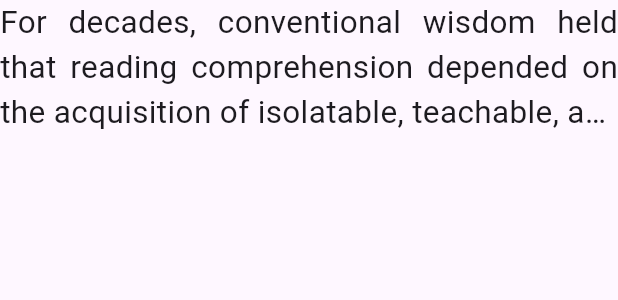
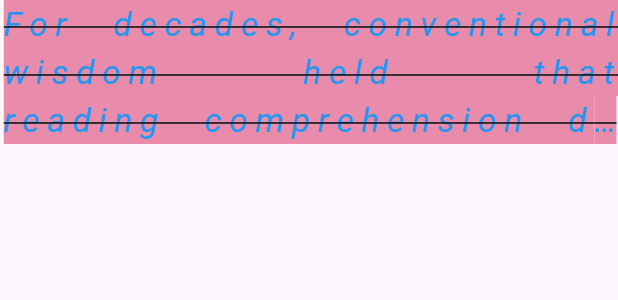
Before and after one commit to nhuytran122/flutter-mobile-app, a Flutter app: the MyWidget widget shown alone on an empty page, opened directly, on a phone screen of 412 x 824 dp. Shown: the top 300 px of the screen. Run offline on Flutter 3.47's test engine with Material 3 defaults, Android fonts, the phone set to English and light mode, and no system bars; our stand-ins replace marquee; Roboto replaces fonts that are missing (Time New Roman); statements that could not run were skipped.

Commit message:
widget TextStyle

```diff
--- a/study_flutter/lib/03_text.dart
+++ b/study_flutter/lib/03_text.dart
@@ -25,6 +25,17 @@ class MyWidget extends StatelessWidget {
       maxLines: 3,
       overflow: TextOverflow.ellipsis,
       textScaleFactor: 1.5,
+      style: TextStyle(
+        color: Colors.blue,
+        backgroundColor: Color.fromARGB(255, 233, 140, 172),
+        fontSize: 15,
+        fontWeight: FontWeight.w400,
+        fontStyle: FontStyle.italic,
+        fontFamily: 'Time New Roman',
+        wordSpacing: 15,
+        letterSpacing: 5,
+        decoration: TextDecoration.lineThrough,
+      ),
     );
   }
 }
```
